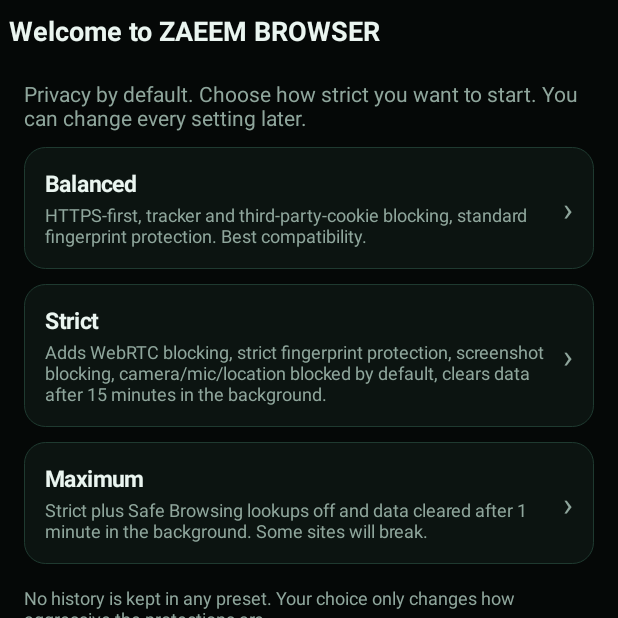
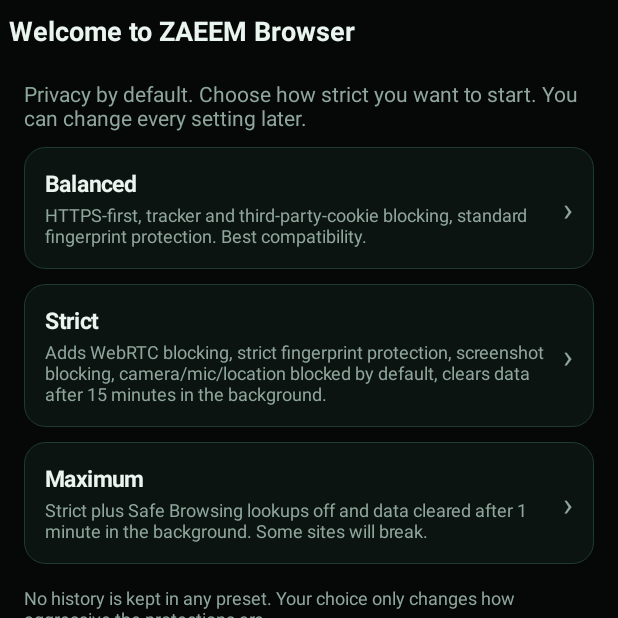
Before and after one commit to ZaeemTechnologies/zaeem-browser, an Android app: the screen it shows after launch (MainActivity), on a phone screen of 412 x 824 dp, the top half of it. Run offline under Robolectric (Android 15) with nearby library versions, the phone set to English and light mode, and no system bars; pictures from the network do not load; 4 statements that could not run were skipped.

Commit message:
Update branding from 'ZAEEM BROWSER' to 'ZAEEM Browser'

```diff
--- a/app/src/main/java/com/zaeem/browser/ui/Screens1.kt
+++ b/app/src/main/java/com/zaeem/browser/ui/Screens1.kt
@@ -24,10 +24,11 @@ class SplashView(c: Context, note: String) : LinearLayout(c) {
     }
     init {
         orientation = VERTICAL; gravity = Gravity.CENTER; setBackgroundColor(Ui.BG); setPadding(Ui.dp(c, 48), 0, Ui.dp(c, 48), 0)
-        addView(ShieldView(c, 0), LayoutParams(Ui.dp(c, 120), Ui.dp(c, 130)))
-        addView(Ui.text(c, "ZAEEM", 32f, Ui.MINT, true).apply { gravity = Gravity.CENTER; letterSpacing = 0.12f }, Ui.lp(c, 20))
+        addView(GlobeView(c), LayoutParams(Ui.dp(c, 140), Ui.dp(c, 140)))
+        addView(Ui.text(c, "ZAEEM", 32f, Ui.TEXT, true).apply { gravity = Gravity.CENTER; letterSpacing = 0.12f }, Ui.lp(c, 12))
         addView(Ui.text(c, "B R O W S E R", 15f, Ui.EMERALD, true).apply { gravity = Gravity.CENTER })
-        addView(Ui.text(c, "Your Privacy. Our Priority.", 14f, Ui.EMERALD).apply { gravity = Gravity.CENTER }, Ui.lp(c, 28))
+        addView(Ui.text(c, "By Zaeem Technologies", 13f, Ui.MUTED).apply { gravity = Gravity.CENTER }, Ui.lp(c, 20))
+        addView(Ui.text(c, "Browsing. On your terms.", 14f, Ui.MINT).apply { gravity = Gravity.CENTER }, Ui.lp(c, 8))
         addView(bar, Ui.lp(c, 28)); addView(status, Ui.lp(c, 8))
     }
     fun setProgress(f: Float, label: String) { bar.progress = (f * 100).toInt(); status.text = label }
@@ -107,14 +108,14 @@ class LockView(private val a: MainActivity, private val onUnlocked: () -> Unit)
         else if (msg.text.startsWith("Too many")) msg.text = ""
     }
 
-    private fun biometric() { lock.biometricPrompt(a, "Unlock ZAEEM BROWSER", { onUnlocked() }) { } }
+    private fun biometric() { lock.biometricPrompt(a, "Unlock ZAEEM Browser", { onUnlocked() }) { } }
 
     fun start() { if (lock.biometricAvailable(a)) biometric(); if (lock.lockoutRemaining() > 0) h.post(tick) }
 }
 
 // ============================================================ First run
 class OnboardingScreen : Screen() {
-    override fun build(): View = Ui.scaffold(a, "Welcome to ZAEEM BROWSER", null) {
+    override fun build(): View = Ui.scaffold(a, "Welcome to ZAEEM Browser", null) {
         add(Ui.text(a, "Privacy by default. Choose how strict you want to start. You can change every setting later.", 14f, Ui.MUTED))
         for ((p, d) in listOf(
             PrivacyPreset.BALANCED to "HTTPS-first, tracker and third-party-cookie blocking, standard fingerprint protection. Best compatibility.",
@@ -291,7 +292,7 @@ class BrowserScreen : Screen() {
     private fun menu() {
         val items = listOf("New tab", "Connection security", "Add to Private Vault", "Share link", "Tracker Radar", "Privacy Dashboard",
             "Downloads", "Settings", "Lock now", "Close this tab", "PANIC")
-        a.choose("ZAEEM BROWSER", items) { i ->
+        a.choose("ZAEEM Browser", items) { i ->
             val t = a.app.tabs.active
             when (i) {
                 0 -> { a.app.tabs.open(a.space, null); onShow() }
```
